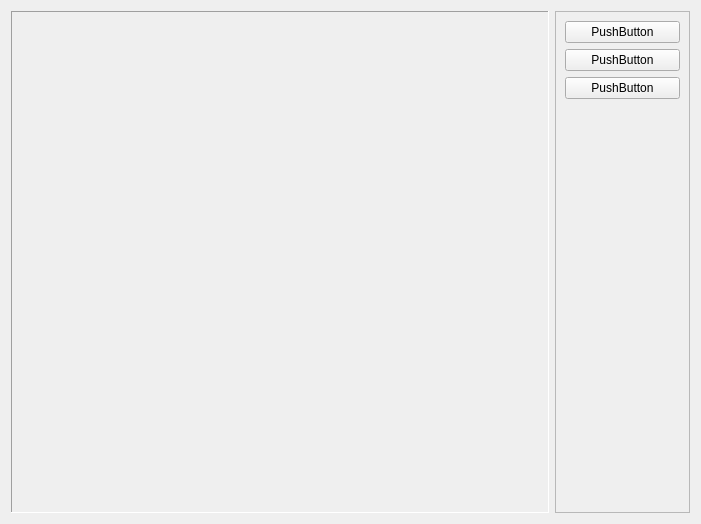
This is metodics/stabtest/stabtestexecute.ui in grigp/a-analyser as Qt 5 draws it before an edit. The edited form follows.
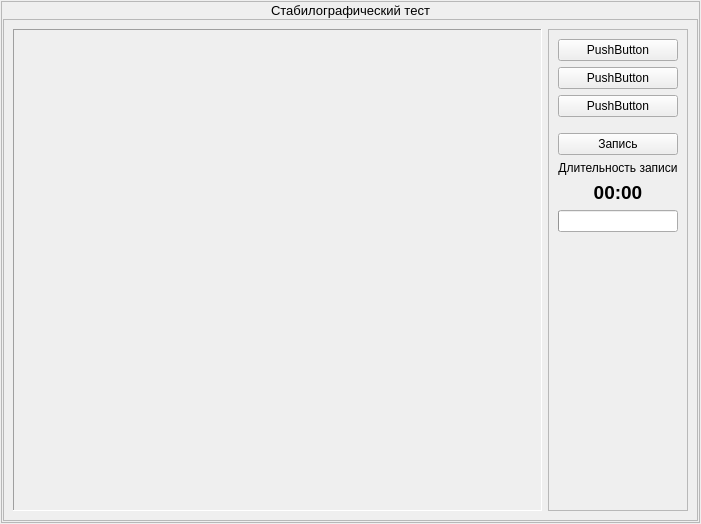
This is the edited form. Icons and pictures are not drawn.

Commit message: 1. Стабилографический тест. Механизм проведения с разделением по пробам. 2. Начало сохранения теста

The edit to the form file:
```diff
--- a/metodics/stabtest/stabtestexecute.ui
+++ b/metodics/stabtest/stabtestexecute.ui
@@ -13,6 +13,133 @@
   <property name="windowTitle">
    <string>Form</string>
   </property>
+  <layout class="QVBoxLayout" name="verticalLayout_3">
+   <property name="spacing">
+    <number>1</number>
+   </property>
+   <property name="leftMargin">
+    <number>1</number>
+   </property>
+   <property name="topMargin">
+    <number>1</number>
+   </property>
+   <property name="rightMargin">
+    <number>1</number>
+   </property>
+   <property name="bottomMargin">
+    <number>1</number>
+   </property>
+   <item>
+    <widget class="QFrame" name="frMain">
+     <property name="palette">
+      <palette>
+       <active>
+        <colorrole role="BrightText">
+         <brush brushstyle="SolidPattern">
+          <color alpha="255">
+           <red>0</red>
+           <green>0</green>
+           <blue>0</blue>
+          </color>
+         </brush>
+        </colorrole>
+        <colorrole role="HighlightedText">
+         <brush brushstyle="SolidPattern">
+          <color alpha="255">
+           <red>2</red>
+           <green>2</green>
+           <blue>2</blue>
+          </color>
+         </brush>
+        </colorrole>
+       </active>
+       <inactive>
+        <colorrole role="BrightText">
+         <brush brushstyle="SolidPattern">
+          <color alpha="255">
+           <red>0</red>
+           <green>0</green>
+           <blue>0</blue>
+          </color>
+         </brush>
+        </colorrole>
+        <colorrole role="HighlightedText">
+         <brush brushstyle="SolidPattern">
+          <color alpha="255">
+           <red>2</red>
+           <green>2</green>
+           <blue>2</blue>
+          </color>
+         </brush>
+        </colorrole>
+       </inactive>
+       <disabled>
+        <colorrole role="BrightText">
+         <brush brushstyle="SolidPattern">
+          <color alpha="255">
+           <red>0</red>
+           <green>0</green>
+           <blue>0</blue>
+          </color>
+         </brush>
+        </colorrole>
+        <colorrole role="HighlightedText">
+         <brush brushstyle="SolidPattern">
+          <color alpha="255">
+           <red>2</red>
+           <green>2</green>
+           <blue>2</blue>
+          </color>
+         </brush>
+        </colorrole>
+       </disabled>
+      </palette>
+     </property>
+     <property name="frameShape">
+      <enum>QFrame::StyledPanel</enum>
+     </property>
+     <property name="frameShadow">
+      <enum>QFrame::Raised</enum>
+     </property>
+     <layout class="QVBoxLayout" name="verticalLayout_2">
+      <property name="spacing">
+       <number>1</number>
+      </property>
+      <property name="leftMargin">
+       <number>1</number>
+      </property>
+      <property name="topMargin">
+       <number>1</number>
+      </property>
+      <property name="rightMargin">
+       <number>1</number>
+      </property>
+      <property name="bottomMargin">
+       <number>1</number>
+      </property>
+      <item>
+       <widget class="QLabel" name="lblProbeTitle">
+        <property name="font">
+         <font>
+          <pointsize>10</pointsize>
+         </font>
+        </property>
+        <property name="text">
+         <string>Стабилографический тест</string>
+        </property>
+        <property name="alignment">
+         <set>Qt::AlignCenter</set>
+        </property>
+       </widget>
+      </item>
+      <item>
+       <widget class="QFrame" name="frClient">
+        <property name="frameShape">
+         <enum>QFrame::StyledPanel</enum>
+        </property>
+        <property name="frameShadow">
+         <enum>QFrame::Raised</enum>
+        </property>
   <layout class="QHBoxLayout" name="horizontalLayout">
    <item>
     <widget class="QFrame" name="frSKG">
@@ -66,6 +193,77 @@
         </property>
        </widget>
       </item>
+            <item>
+             <spacer name="verticalSpacer_2">
+              <property name="orientation">
+               <enum>Qt::Vertical</enum>
+              </property>
+              <property name="sizeType">
+               <enum>QSizePolicy::Fixed</enum>
+              </property>
+              <property name="sizeHint" stdset="0">
+               <size>
+                <width>20</width>
+                <height>10</height>
+               </size>
+              </property>
+             </spacer>
+            </item>
+            <item>
+             <widget class="QPushButton" name="btnRecord">
+              <property name="text">
+               <string>Запись</string>
+              </property>
+              <property name="icon">
+               <iconset resource="../../kernel.qrc">
+                <normaloff>:/images/Save.png</normaloff>:/images/Save.png</iconset>
+              </property>
+              <property name="iconSize">
+               <size>
+                <width>22</width>
+                <height>22</height>
+               </size>
+              </property>
+             </widget>
+            </item>
+            <item>
+             <widget class="QLabel" name="lblRecLenTitle">
+              <property name="text">
+               <string>Длительность записи</string>
+              </property>
+              <property name="alignment">
+               <set>Qt::AlignCenter</set>
+              </property>
+             </widget>
+            </item>
+            <item>
+             <widget class="QLabel" name="lblRecLen">
+              <property name="font">
+               <font>
+                <family>MS Shell Dlg 2</family>
+                <pointsize>14</pointsize>
+                <weight>75</weight>
+                <bold>true</bold>
+               </font>
+              </property>
+              <property name="text">
+               <string>00:00</string>
+              </property>
+              <property name="alignment">
+               <set>Qt::AlignCenter</set>
+              </property>
+             </widget>
+            </item>
+            <item>
+             <widget class="QProgressBar" name="pbRec">
+              <property name="value">
+               <number>0</number>
+              </property>
+              <property name="textVisible">
+               <bool>false</bool>
+              </property>
+             </widget>
+            </item>
       <item>
        <spacer name="verticalSpacer">
         <property name="orientation">
@@ -84,7 +282,15 @@
    </item>
   </layout>
  </widget>
- <resources/>
+      </item>
+     </layout>
+    </widget>
+   </item>
+  </layout>
+ </widget>
+ <resources>
+  <include location="../../kernel.qrc"/>
+ </resources>
  <connections>
   <connection>
    <sender>pushButton</sender>
```
Left out of the diff: 33 changed lines with no effect on the pictures. Lines whose indentation alone changed are shown as unchanged. The commit also changes 24 other files.
